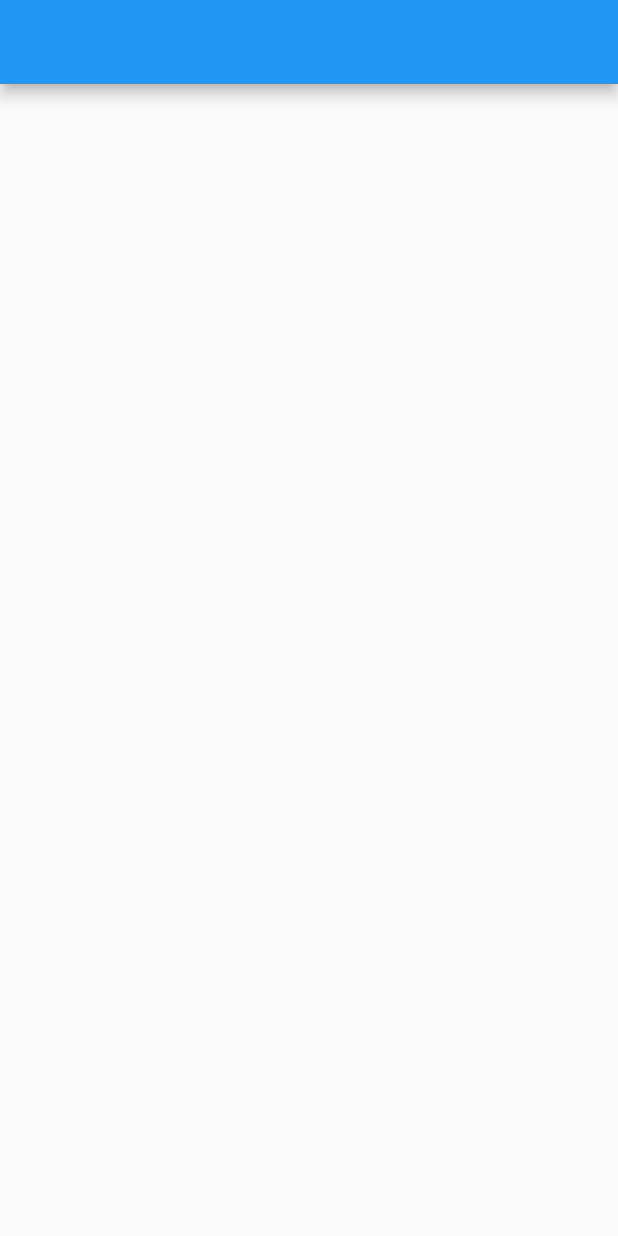
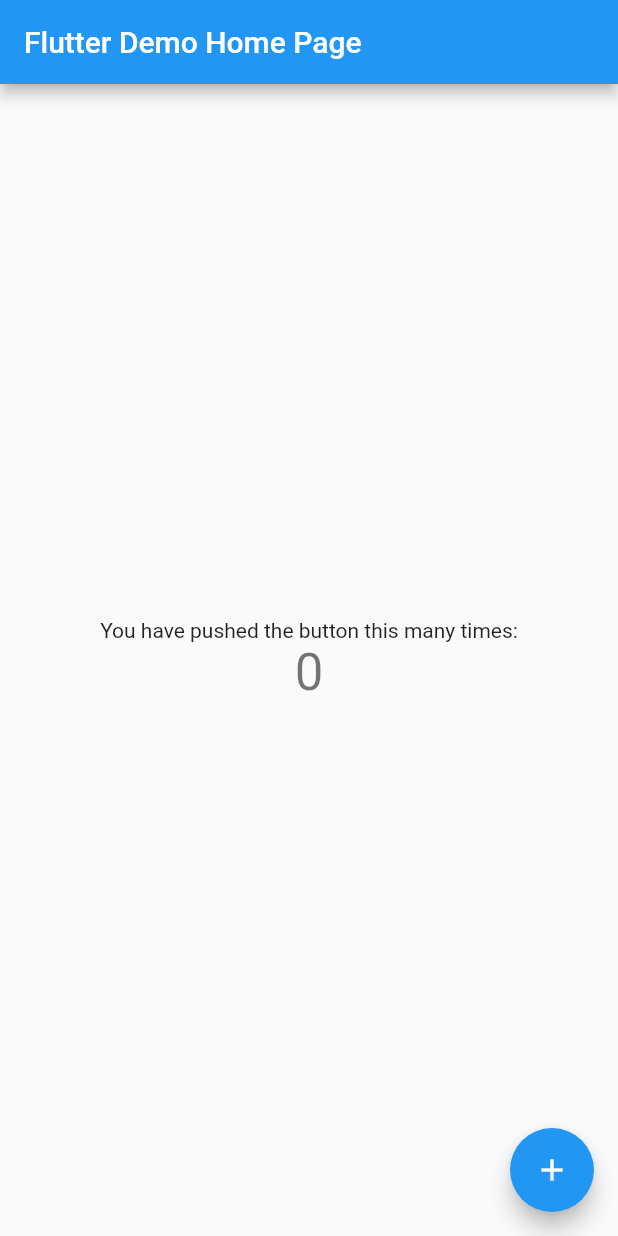
Before and after one commit to os5633/youtube-getx-clone, a Flutter app: the screen it shows after launch, on a phone screen of 412 x 824 dp. Run offline on Flutter 3.47's test engine with Material 2 defaults, Android fonts, the phone set to English and light mode, and no system bars.

Commit message:
Revert "Update main.dart"
This reverts commit 1abe96d26da2bc488e650dc60bb5008de6d27622.

```diff
--- a/lib/main.dart
+++ b/lib/main.dart
@@ -1,25 +1,115 @@
 import 'package:flutter/material.dart';
 
-void main() => runApp(const MyApp());
+void main() {
+  runApp(const MyApp());
+}
 
 class MyApp extends StatelessWidget {
   const MyApp({Key? key}) : super(key: key);
+
+  // This widget is the root of your application.
   @override
   Widget build(BuildContext context) {
-    return const MaterialApp(
-      debugShowCheckedModeBanner: false,
-      home: MyHomePage(),
+    return MaterialApp(
+      title: 'Flutter Demo',
+      theme: ThemeData(
+        // This is the theme of your application.
+        //
+        // Try running your application with "flutter run". You'll see the
+        // application has a blue toolbar. Then, without quitting the app, try
+        // changing the primarySwatch below to Colors.green and then invoke
+        // "hot reload" (press "r" in the console where you ran "flutter run",
+        // or simply save your changes to "hot reload" in a Flutter IDE).
+        // Notice that the counter didn't reset back to zero; the application
+        // is not restarted.
+        primarySwatch: Colors.blue,
+      ),
+      home: const MyHomePage(title: 'Flutter Demo Home Page'),
     );
   }
 }
 
-class MyHomePage extends StatelessWidget {
-  const MyHomePage({Key? key}) : super(key: key);
+class MyHomePage extends StatefulWidget {
+  const MyHomePage({Key? key, required this.title}) : super(key: key);
+
+  // This widget is the home page of your application. It is stateful, meaning
+  // that it has a State object (defined below) that contains fields that affect
+  // how it looks.
+
+  // This class is the configuration for the state. It holds the values (in this
+  // case the title) provided by the parent (in this case the App widget) and
+  // used by the build method of the State. Fields in a Widget subclass are
+  // always marked "final".
+
+  final String title;
+
+  @override
+  State<MyHomePage> createState() => _MyHomePageState();
+}
+
+class _MyHomePageState extends State<MyHomePage> {
+  int _counter = 0;
+
+  void _incrementCounter() {
+    setState(() {
+      // This call to setState tells the Flutter framework that something has
+      // changed in this State, which causes it to rerun the build method below
+      // so that the display can reflect the updated values. If we changed
+      // _counter without calling setState(), then the build method would not be
+      // called again, and so nothing would appear to happen.
+      _counter++;
+    });
+  }
 
   @override
   Widget build(BuildContext context) {
+    // This method is rerun every time setState is called, for instance as done
+    // by the _incrementCounter method above.
+    //
+    // The Flutter framework has been optimized to make rerunning build methods
+    // fast, so that you can just rebuild anything that needs updating rather
+    // than having to individually change instances of widgets.
     return Scaffold(
-      appBar: AppBar(),
+      appBar: AppBar(
+        // Here we take the value from the MyHomePage object that was created by
+        // the App.build method, and use it to set our appbar title.
+        title: Text(widget.title),
+      ),
+      body: Center(
+        // Center is a layout widget. It takes a single child and positions it
+        // in the middle of the parent.
+        child: Column(
+          // Column is also a layout widget. It takes a list of children and
+          // arranges them vertically. By default, it sizes itself to fit its
+          // children horizontally, and tries to be as tall as its parent.
+          //
+          // Invoke "debug painting" (press "p" in the console, choose the
+          // "Toggle Debug Paint" action from the Flutter Inspector in Android
+          // Studio, or the "Toggle Debug Paint" command in Visual Studio Code)
+          // to see the wireframe for each widget.
+          //
+          // Column has various properties to control how it sizes itself and
+          // how it positions its children. Here we use mainAxisAlignment to
+          // center the children vertically; the main axis here is the vertical
+          // axis because Columns are vertical (the cross axis would be
+          // horizontal).
+          mainAxisAlignment: MainAxisAlignment.center,
+          children: <Widget>[
+            const Text(
+              'You have pushed the button this many times:',
+            ),
+            Text(
+              '$_counter',
+              style: Theme.of(context).textTheme.headline4,
+            ),
+          ],
+        ),
+      ),
+      floatingActionButton: FloatingActionButton(
+        onPressed: _incrementCounter,
+        tooltip: 'Increment',
+        child: const Icon(Icons.add),
+      ), // This trailing comma makes auto-formatting nicer for build methods.
     );
   }
 }
```
